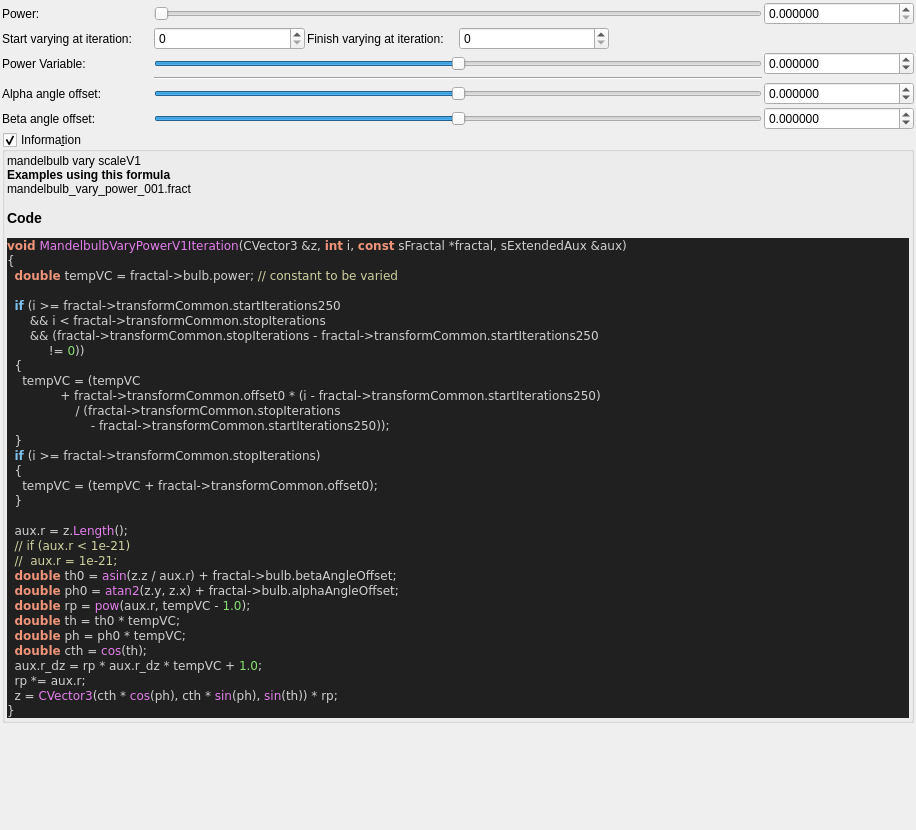
Qt form mandelbulber2/formula/ui/fractal_mandelbulb_vary_power_v1.ui (buddhi1980/mandelbulber2) before a commit.
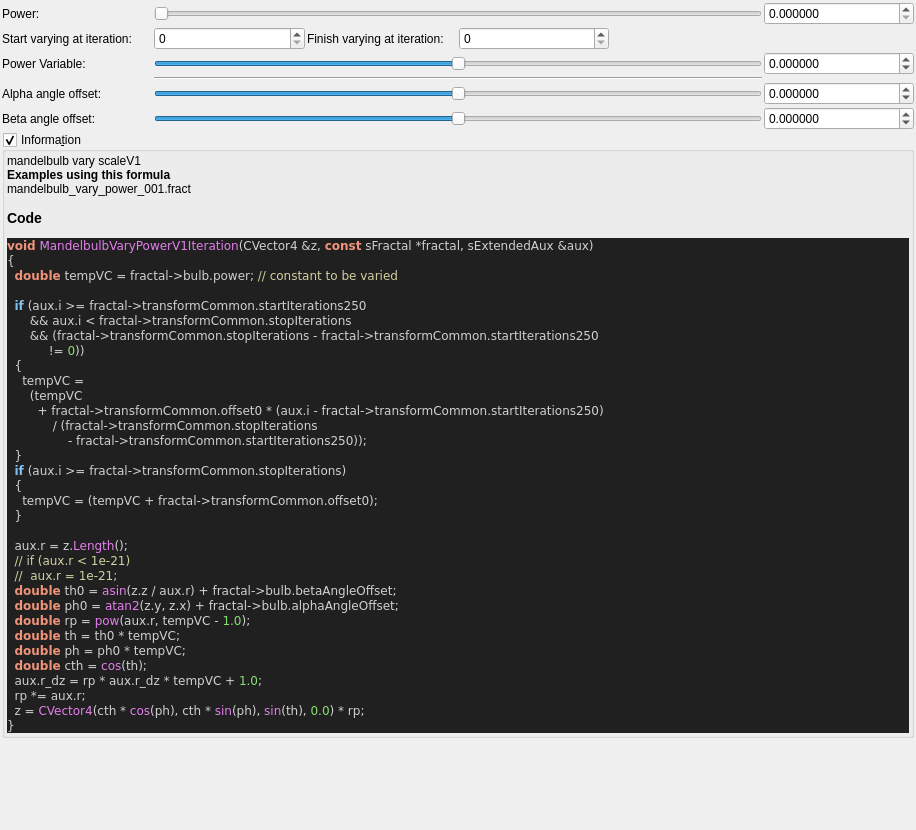
The same form after that commit. Custom widgets are drawn as their Qt base class.

The edit to the form file:
```diff
--- a/mandelbulber2/formula/ui/fractal_mandelbulb_vary_power_v1.ui
+++ b/mandelbulber2/formula/ui/fractal_mandelbulb_vary_power_v1.ui
@@ -364,21 +364,22 @@
 &lt;/table&gt;
 &lt;br&gt;&lt;b&gt;Examples using this formula&lt;/b&gt;&lt;br&gt;mandelbulb_vary_power_001.fract&lt;h3&gt;Code&lt;/h3&gt;
 &lt;body style=&quot;background-color:#202020&quot;&gt;
-&lt;pre style=&quot;color:#d0d0d0; background-color:#202020;  font-family:'Courier New',monospace;&quot;&gt;&lt;span style=&quot;color:#f09479; font-weight:bold&quot;&gt;void&lt;/span&gt; &lt;span style=&quot;color:#e47eed&quot;&gt;MandelbulbVaryPowerV1Iteration&lt;/span&gt;&lt;span style=&quot;color:#d0d0d0&quot;&gt;(&lt;/span&gt;CVector3 &lt;span style=&quot;color:#d0d0d0&quot;&gt;&amp;amp;&lt;/span&gt;z&lt;span style=&quot;color:#d0d0d0&quot;&gt;,&lt;/span&gt; &lt;span style=&quot;color:#f09479; font-weight:bold&quot;&gt;int&lt;/span&gt; i&lt;span style=&quot;color:#d0d0d0&quot;&gt;,&lt;/span&gt; &lt;span style=&quot;color:#f09479; font-weight:bold&quot;&gt;const&lt;/span&gt; sFractal &lt;span style=&quot;color:#d0d0d0&quot;&gt;*&lt;/span&gt;fractal&lt;span style=&quot;color:#d0d0d0&quot;&gt;,&lt;/span&gt; sExtendedAux &lt;span style=&quot;color:#d0d0d0&quot;&gt;&amp;amp;&lt;/span&gt;aux&lt;span style=&quot;color:#d0d0d0&quot;&gt;)&lt;/span&gt;
+&lt;pre style=&quot;color:#d0d0d0; background-color:#202020;  font-family:'Courier New',monospace;&quot;&gt;&lt;span style=&quot;color:#f09479; font-weight:bold&quot;&gt;void&lt;/span&gt; &lt;span style=&quot;color:#e47eed&quot;&gt;MandelbulbVaryPowerV1Iteration&lt;/span&gt;&lt;span style=&quot;color:#d0d0d0&quot;&gt;(&lt;/span&gt;CVector4 &lt;span style=&quot;color:#d0d0d0&quot;&gt;&amp;amp;&lt;/span&gt;z&lt;span style=&quot;color:#d0d0d0&quot;&gt;,&lt;/span&gt; &lt;span style=&quot;color:#f09479; font-weight:bold&quot;&gt;const&lt;/span&gt; sFractal &lt;span style=&quot;color:#d0d0d0&quot;&gt;*&lt;/span&gt;fractal&lt;span style=&quot;color:#d0d0d0&quot;&gt;,&lt;/span&gt; sExtendedAux &lt;span style=&quot;color:#d0d0d0&quot;&gt;&amp;amp;&lt;/span&gt;aux&lt;span style=&quot;color:#d0d0d0&quot;&gt;)&lt;/span&gt;
 &lt;span style=&quot;color:#d0d0d0&quot;&gt;{&lt;/span&gt;
   &lt;span style=&quot;color:#f09479; font-weight:bold&quot;&gt;double&lt;/span&gt; tempVC &lt;span style=&quot;color:#d0d0d0&quot;&gt;=&lt;/span&gt; fractal&lt;span style=&quot;color:#d0d0d0&quot;&gt;-&amp;gt;&lt;/span&gt;bulb&lt;span style=&quot;color:#d0d0d0&quot;&gt;.&lt;/span&gt;power&lt;span style=&quot;color:#d0d0d0&quot;&gt;;&lt;/span&gt; &lt;span style=&quot;color:#d0d0a0&quot;&gt;// constant to be varied&lt;/span&gt;
 
-  &lt;span style=&quot;color:#7ec0ee; font-weight:bold&quot;&gt;if&lt;/span&gt; &lt;span style=&quot;color:#d0d0d0&quot;&gt;(&lt;/span&gt;i &lt;span style=&quot;color:#d0d0d0&quot;&gt;&amp;gt;=&lt;/span&gt; fractal&lt;span style=&quot;color:#d0d0d0&quot;&gt;-&amp;gt;&lt;/span&gt;transformCommon&lt;span style=&quot;color:#d0d0d0&quot;&gt;.&lt;/span&gt;startIterations250
-      &lt;span style=&quot;color:#d0d0d0&quot;&gt;&amp;amp;&amp;amp;&lt;/span&gt; i &lt;span style=&quot;color:#d0d0d0&quot;&gt;&amp;lt;&lt;/span&gt; fractal&lt;span style=&quot;color:#d0d0d0&quot;&gt;-&amp;gt;&lt;/span&gt;transformCommon&lt;span style=&quot;color:#d0d0d0&quot;&gt;.&lt;/span&gt;stopIterations
+  &lt;span style=&quot;color:#7ec0ee; font-weight:bold&quot;&gt;if&lt;/span&gt; &lt;span style=&quot;color:#d0d0d0&quot;&gt;(&lt;/span&gt;aux&lt;span style=&quot;color:#d0d0d0&quot;&gt;.&lt;/span&gt;i &lt;span style=&quot;color:#d0d0d0&quot;&gt;&amp;gt;=&lt;/span&gt; fractal&lt;span style=&quot;color:#d0d0d0&quot;&gt;-&amp;gt;&lt;/span&gt;transformCommon&lt;span style=&quot;color:#d0d0d0&quot;&gt;.&lt;/span&gt;startIterations250
+      &lt;span style=&quot;color:#d0d0d0&quot;&gt;&amp;amp;&amp;amp;&lt;/span&gt; aux&lt;span style=&quot;color:#d0d0d0&quot;&gt;.&lt;/span&gt;i &lt;span style=&quot;color:#d0d0d0&quot;&gt;&amp;lt;&lt;/span&gt; fractal&lt;span style=&quot;color:#d0d0d0&quot;&gt;-&amp;gt;&lt;/span&gt;transformCommon&lt;span style=&quot;color:#d0d0d0&quot;&gt;.&lt;/span&gt;stopIterations
       &lt;span style=&quot;color:#d0d0d0&quot;&gt;&amp;amp;&amp;amp; (&lt;/span&gt;fractal&lt;span style=&quot;color:#d0d0d0&quot;&gt;-&amp;gt;&lt;/span&gt;transformCommon&lt;span style=&quot;color:#d0d0d0&quot;&gt;.&lt;/span&gt;stopIterations &lt;span style=&quot;color:#d0d0d0&quot;&gt;-&lt;/span&gt; fractal&lt;span style=&quot;color:#d0d0d0&quot;&gt;-&amp;gt;&lt;/span&gt;transformCommon&lt;span style=&quot;color:#d0d0d0&quot;&gt;.&lt;/span&gt;startIterations250
            &lt;span style=&quot;color:#d0d0d0&quot;&gt;!=&lt;/span&gt; &lt;span style=&quot;color:#87df71&quot;&gt;0&lt;/span&gt;&lt;span style=&quot;color:#d0d0d0&quot;&gt;))&lt;/span&gt;
   &lt;span style=&quot;color:#d0d0d0&quot;&gt;{&lt;/span&gt;
-    tempVC &lt;span style=&quot;color:#d0d0d0&quot;&gt;= (&lt;/span&gt;tempVC
-              &lt;span style=&quot;color:#d0d0d0&quot;&gt;+&lt;/span&gt; fractal&lt;span style=&quot;color:#d0d0d0&quot;&gt;-&amp;gt;&lt;/span&gt;transformCommon&lt;span style=&quot;color:#d0d0d0&quot;&gt;.&lt;/span&gt;offset0 &lt;span style=&quot;color:#d0d0d0&quot;&gt;* (&lt;/span&gt;i &lt;span style=&quot;color:#d0d0d0&quot;&gt;-&lt;/span&gt; fractal&lt;span style=&quot;color:#d0d0d0&quot;&gt;-&amp;gt;&lt;/span&gt;transformCommon&lt;span style=&quot;color:#d0d0d0&quot;&gt;.&lt;/span&gt;startIterations250&lt;span style=&quot;color:#d0d0d0&quot;&gt;)&lt;/span&gt;
-                  &lt;span style=&quot;color:#d0d0d0&quot;&gt;/ (&lt;/span&gt;fractal&lt;span style=&quot;color:#d0d0d0&quot;&gt;-&amp;gt;&lt;/span&gt;transformCommon&lt;span style=&quot;color:#d0d0d0&quot;&gt;.&lt;/span&gt;stopIterations
-                      &lt;span style=&quot;color:#d0d0d0&quot;&gt;-&lt;/span&gt; fractal&lt;span style=&quot;color:#d0d0d0&quot;&gt;-&amp;gt;&lt;/span&gt;transformCommon&lt;span style=&quot;color:#d0d0d0&quot;&gt;.&lt;/span&gt;startIterations250&lt;span style=&quot;color:#d0d0d0&quot;&gt;));&lt;/span&gt;
+    tempVC &lt;span style=&quot;color:#d0d0d0&quot;&gt;=&lt;/span&gt;
+      &lt;span style=&quot;color:#d0d0d0&quot;&gt;(&lt;/span&gt;tempVC
+        &lt;span style=&quot;color:#d0d0d0&quot;&gt;+&lt;/span&gt; fractal&lt;span style=&quot;color:#d0d0d0&quot;&gt;-&amp;gt;&lt;/span&gt;transformCommon&lt;span style=&quot;color:#d0d0d0&quot;&gt;.&lt;/span&gt;offset0 &lt;span style=&quot;color:#d0d0d0&quot;&gt;* (&lt;/span&gt;aux&lt;span style=&quot;color:#d0d0d0&quot;&gt;.&lt;/span&gt;i &lt;span style=&quot;color:#d0d0d0&quot;&gt;-&lt;/span&gt; fractal&lt;span style=&quot;color:#d0d0d0&quot;&gt;-&amp;gt;&lt;/span&gt;transformCommon&lt;span style=&quot;color:#d0d0d0&quot;&gt;.&lt;/span&gt;startIterations250&lt;span style=&quot;color:#d0d0d0&quot;&gt;)&lt;/span&gt;
+            &lt;span style=&quot;color:#d0d0d0&quot;&gt;/ (&lt;/span&gt;fractal&lt;span style=&quot;color:#d0d0d0&quot;&gt;-&amp;gt;&lt;/span&gt;transformCommon&lt;span style=&quot;color:#d0d0d0&quot;&gt;.&lt;/span&gt;stopIterations
+                &lt;span style=&quot;color:#d0d0d0&quot;&gt;-&lt;/span&gt; fractal&lt;span style=&quot;color:#d0d0d0&quot;&gt;-&amp;gt;&lt;/span&gt;transformCommon&lt;span style=&quot;color:#d0d0d0&quot;&gt;.&lt;/span&gt;startIterations250&lt;span style=&quot;color:#d0d0d0&quot;&gt;));&lt;/span&gt;
   &lt;span style=&quot;color:#d0d0d0&quot;&gt;}&lt;/span&gt;
-  &lt;span style=&quot;color:#7ec0ee; font-weight:bold&quot;&gt;if&lt;/span&gt; &lt;span style=&quot;color:#d0d0d0&quot;&gt;(&lt;/span&gt;i &lt;span style=&quot;color:#d0d0d0&quot;&gt;&amp;gt;=&lt;/span&gt; fractal&lt;span style=&quot;color:#d0d0d0&quot;&gt;-&amp;gt;&lt;/span&gt;transformCommon&lt;span style=&quot;color:#d0d0d0&quot;&gt;.&lt;/span&gt;stopIterations&lt;span style=&quot;color:#d0d0d0&quot;&gt;)&lt;/span&gt;
+  &lt;span style=&quot;color:#7ec0ee; font-weight:bold&quot;&gt;if&lt;/span&gt; &lt;span style=&quot;color:#d0d0d0&quot;&gt;(&lt;/span&gt;aux&lt;span style=&quot;color:#d0d0d0&quot;&gt;.&lt;/span&gt;i &lt;span style=&quot;color:#d0d0d0&quot;&gt;&amp;gt;=&lt;/span&gt; fractal&lt;span style=&quot;color:#d0d0d0&quot;&gt;-&amp;gt;&lt;/span&gt;transformCommon&lt;span style=&quot;color:#d0d0d0&quot;&gt;.&lt;/span&gt;stopIterations&lt;span style=&quot;color:#d0d0d0&quot;&gt;)&lt;/span&gt;
   &lt;span style=&quot;color:#d0d0d0&quot;&gt;{&lt;/span&gt;
     tempVC &lt;span style=&quot;color:#d0d0d0&quot;&gt;= (&lt;/span&gt;tempVC &lt;span style=&quot;color:#d0d0d0&quot;&gt;+&lt;/span&gt; fractal&lt;span style=&quot;color:#d0d0d0&quot;&gt;-&amp;gt;&lt;/span&gt;transformCommon&lt;span style=&quot;color:#d0d0d0&quot;&gt;.&lt;/span&gt;offset0&lt;span style=&quot;color:#d0d0d0&quot;&gt;);&lt;/span&gt;
   &lt;span style=&quot;color:#d0d0d0&quot;&gt;}&lt;/span&gt;
@@ -394,7 +395,7 @@
   &lt;span style=&quot;color:#f09479; font-weight:bold&quot;&gt;double&lt;/span&gt; cth &lt;span style=&quot;color:#d0d0d0&quot;&gt;=&lt;/span&gt; &lt;span style=&quot;color:#e47eed&quot;&gt;cos&lt;/span&gt;&lt;span style=&quot;color:#d0d0d0&quot;&gt;(&lt;/span&gt;th&lt;span style=&quot;color:#d0d0d0&quot;&gt;);&lt;/span&gt;
   aux&lt;span style=&quot;color:#d0d0d0&quot;&gt;.&lt;/span&gt;r_dz &lt;span style=&quot;color:#d0d0d0&quot;&gt;=&lt;/span&gt; rp &lt;span style=&quot;color:#d0d0d0&quot;&gt;*&lt;/span&gt; aux&lt;span style=&quot;color:#d0d0d0&quot;&gt;.&lt;/span&gt;r_dz &lt;span style=&quot;color:#d0d0d0&quot;&gt;*&lt;/span&gt; tempVC &lt;span style=&quot;color:#d0d0d0&quot;&gt;+&lt;/span&gt; &lt;span style=&quot;color:#87df71&quot;&gt;1.0&lt;/span&gt;&lt;span style=&quot;color:#d0d0d0&quot;&gt;;&lt;/span&gt;
   rp &lt;span style=&quot;color:#d0d0d0&quot;&gt;*=&lt;/span&gt; aux&lt;span style=&quot;color:#d0d0d0&quot;&gt;.&lt;/span&gt;r&lt;span style=&quot;color:#d0d0d0&quot;&gt;;&lt;/span&gt;
-  z &lt;span style=&quot;color:#d0d0d0&quot;&gt;=&lt;/span&gt; &lt;span style=&quot;color:#e47eed&quot;&gt;CVector3&lt;/span&gt;&lt;span style=&quot;color:#d0d0d0&quot;&gt;(&lt;/span&gt;cth &lt;span style=&quot;color:#d0d0d0&quot;&gt;*&lt;/span&gt; &lt;span style=&quot;color:#e47eed&quot;&gt;cos&lt;/span&gt;&lt;span style=&quot;color:#d0d0d0&quot;&gt;(&lt;/span&gt;ph&lt;span style=&quot;color:#d0d0d0&quot;&gt;),&lt;/span&gt; cth &lt;span style=&quot;color:#d0d0d0&quot;&gt;*&lt;/span&gt; &lt;span style=&quot;color:#e47eed&quot;&gt;sin&lt;/span&gt;&lt;span style=&quot;color:#d0d0d0&quot;&gt;(&lt;/span&gt;ph&lt;span style=&quot;color:#d0d0d0&quot;&gt;),&lt;/span&gt; &lt;span style=&quot;color:#e47eed&quot;&gt;sin&lt;/span&gt;&lt;span style=&quot;color:#d0d0d0&quot;&gt;(&lt;/span&gt;th&lt;span style=&quot;color:#d0d0d0&quot;&gt;)) *&lt;/span&gt; rp&lt;span style=&quot;color:#d0d0d0&quot;&gt;;&lt;/span&gt;
+  z &lt;span style=&quot;color:#d0d0d0&quot;&gt;=&lt;/span&gt; &lt;span style=&quot;color:#e47eed&quot;&gt;CVector4&lt;/span&gt;&lt;span style=&quot;color:#d0d0d0&quot;&gt;(&lt;/span&gt;cth &lt;span style=&quot;color:#d0d0d0&quot;&gt;*&lt;/span&gt; &lt;span style=&quot;color:#e47eed&quot;&gt;cos&lt;/span&gt;&lt;span style=&quot;color:#d0d0d0&quot;&gt;(&lt;/span&gt;ph&lt;span style=&quot;color:#d0d0d0&quot;&gt;),&lt;/span&gt; cth &lt;span style=&quot;color:#d0d0d0&quot;&gt;*&lt;/span&gt; &lt;span style=&quot;color:#e47eed&quot;&gt;sin&lt;/span&gt;&lt;span style=&quot;color:#d0d0d0&quot;&gt;(&lt;/span&gt;ph&lt;span style=&quot;color:#d0d0d0&quot;&gt;),&lt;/span&gt; &lt;span style=&quot;color:#e47eed&quot;&gt;sin&lt;/span&gt;&lt;span style=&quot;color:#d0d0d0&quot;&gt;(&lt;/span&gt;th&lt;span style=&quot;color:#d0d0d0&quot;&gt;),&lt;/span&gt; &lt;span style=&quot;color:#87df71&quot;&gt;0.0&lt;/span&gt;&lt;span style=&quot;color:#d0d0d0&quot;&gt;) *&lt;/span&gt; rp&lt;span style=&quot;color:#d0d0d0&quot;&gt;;&lt;/span&gt;
 &lt;span style=&quot;color:#d0d0d0&quot;&gt;}&lt;/span&gt;
 &lt;/pre&gt;
 &lt;/body&gt;</string>
```
